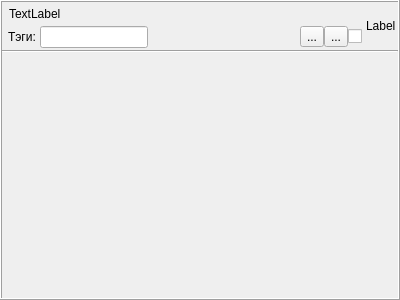
Old version of the form filewidget.ui in the repository bort-four/StudentHelper.
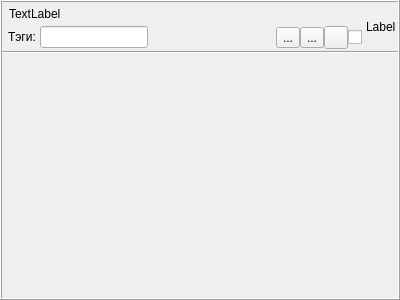
New version of the form. Icons and pictures are not drawn.

Commit message: changed print selection

What changed in the file:
```diff
--- a/filewidget.ui
+++ b/filewidget.ui
@@ -247,33 +247,6 @@
                   </property>
                  </widget>
                 </item>
-               </layout>
-              </widget>
-             </item>
-             <item>
-              <widget class="QWidget" name="toolPanel" native="true">
-               <property name="sizePolicy">
-                <sizepolicy hsizetype="Fixed" vsizetype="Fixed">
-                 <horstretch>0</horstretch>
-                 <verstretch>0</verstretch>
-                </sizepolicy>
-               </property>
-               <layout class="QHBoxLayout" name="horizontalLayout_4">
-                <property name="spacing">
-                 <number>0</number>
-                </property>
-                <property name="leftMargin">
-                 <number>0</number>
-                </property>
-                <property name="topMargin">
-                 <number>0</number>
-                </property>
-                <property name="rightMargin">
-                 <number>0</number>
-                </property>
-                <property name="bottomMargin">
-                 <number>0</number>
-                </property>
                 <item>
                  <widget class="QToolButton" name="editButton">
                   <property name="text">
@@ -296,6 +269,16 @@
                   </property>
                  </widget>
                 </item>
+                <item>
+                 <widget class="QToolButton" name="printButton">
+                  <property name="text">
+                   <string/>
+                  </property>
+                  <property name="icon">
+                   <iconset theme="printer"/>
+                  </property>
+                 </widget>
+                </item>
                </layout>
               </widget>
              </item>
```
The commit also changes 8 other files.
